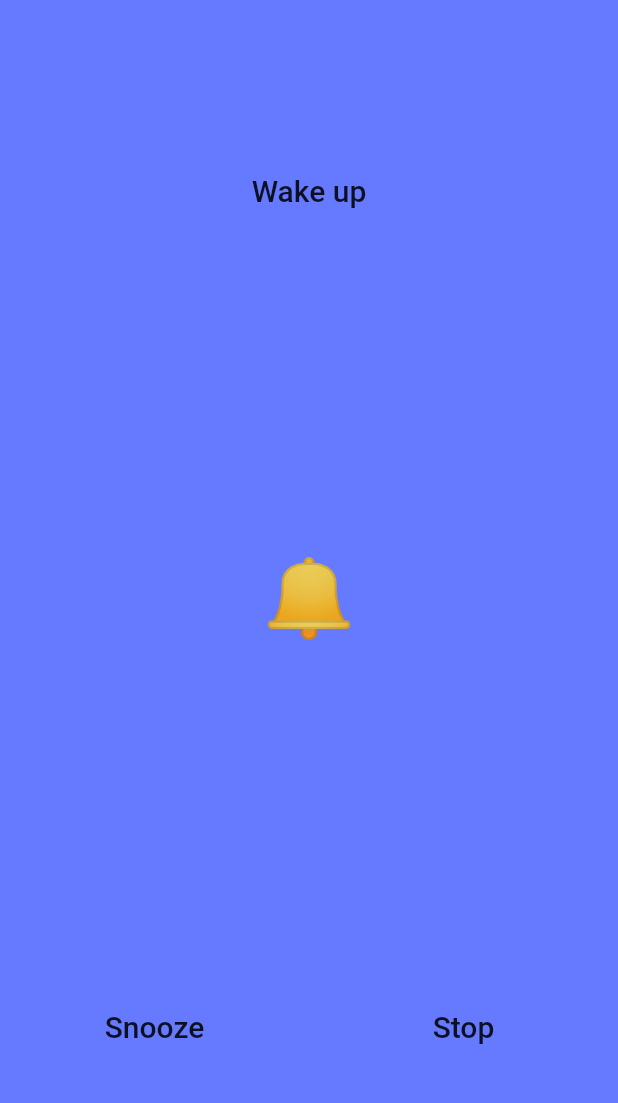
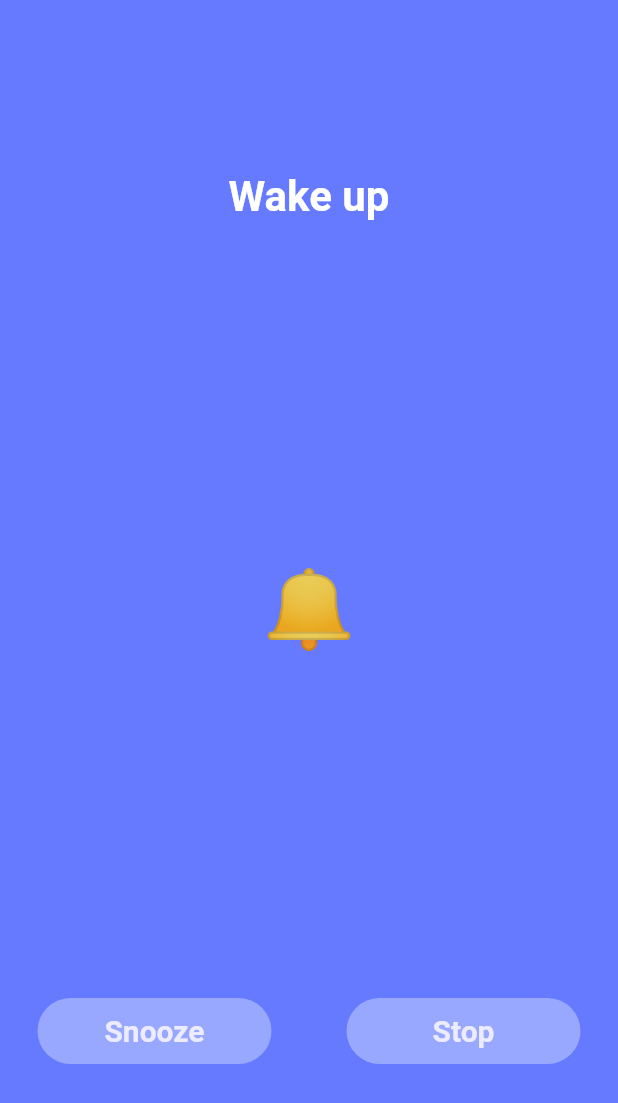
Before and after one commit to sharkeromi/alarm_app_riverpod, a Flutter app: the ExampleAlarmRingScreen screen opened directly, on a phone screen of 412 x 824 dp. Shown: the top 1103 px of the screen. Run offline on Flutter 3.47's test engine with Material 2 defaults, Android fonts, the phone set to English and light mode, and no system bars; our stand-ins replace file_picker, flutter_riverpod, go_router, shared_preferences; missing offline and left inert: alarm; accounts and stored records are empty.

Commit message:
Deletation complete

```diff
--- a/lib/const/colors.dart
+++ b/lib/const/colors.dart
@@ -4,6 +4,7 @@ const Color cTextPrimaryColor = Color(0xFF161B1D);
 const Color cTextSecondaryColor = Color(0xFF97999B);
 const Color cIconColor = Color(0xFF97999B);
 const Color cPasteColor = Color(0xFF38DDF1);
+const Color cPinkColor = Color(0xFFFAB2D8);
 const Color cPrimaryColor = Color(0xFF657AFF);
 const Color cSplashBackground = Color.fromARGB(255, 226, 224, 247);
 const Color cGradientLinearPrimaryColor = Color(0xFF546EF7);
@@ -21,6 +22,7 @@ const Color splashScreenBackground = Color(0xFFF5F3FD);
 
 //* new color
 const Color cPrimaryTintColor = Color(0xFF98A8FF);
+const Color cDisabledTextColor = Color.fromARGB(255, 205, 213, 254);
 const Color cBlueAccent = Color(0XFFECEBFF);
 const Color cBlueShade = Color(0XFFB8B1FF);
 
@@ -45,6 +47,7 @@ const kW8sizedBox = SizedBox(width: 8);
 const kW12sizedBox = SizedBox(width: 12);
 const kW16sizedBox = SizedBox(width: 16);
 const kW20sizedBox = SizedBox(width: 20);
+const kW60sizedBox = SizedBox(width: 60);
 
 const double kButtonHeight = 44.0;
 
--- a/lib/views/alarm_ring.dart
+++ b/lib/views/alarm_ring.dart
@@ -1,12 +1,12 @@
 import 'package:alarm/alarm.dart';
 import 'package:alarm_app_riverpod/const/colors.dart';
+import 'package:alarm_app_riverpod/widgets/custom_button.dart';
 import 'package:flutter/material.dart';
 
 class ExampleAlarmRingScreen extends StatelessWidget {
   final AlarmSettings? alarmSettings;
 
-  const ExampleAlarmRingScreen({Key? key,  this.alarmSettings})
-      : super(key: key);
+  const ExampleAlarmRingScreen({Key? key, this.alarmSettings}) : super(key: key);
 
   @override
   Widget build(BuildContext context) {
@@ -16,15 +16,18 @@ class ExampleAlarmRingScreen extends StatelessWidget {
         child: Column(
           mainAxisAlignment: MainAxisAlignment.spaceAround,
           children: [
-            Text(
+            const Text(
               "Wake up",
-              style: Theme.of(context).textTheme.titleLarge,
+              style: TextStyle(color: cWhiteColor, fontSize: 28, fontWeight: FontWeight.bold),
             ),
             const Text("🔔", style: TextStyle(fontSize: 50)),
             Row(
               mainAxisAlignment: MainAxisAlignment.spaceAround,
               children: [
-                RawMaterialButton(
+                CustomElevatedButton(
+                  isCircularHead: true,
+                  buttonWidth: (width / 2) - 50,
+                  buttonColor: cPrimaryTintColor,
                   onPressed: () {
                     final now = DateTime.now();
                     Alarm.set(
@@ -41,20 +44,18 @@ class ExampleAlarmRingScreen extends StatelessWidget {
                       ),
                     ).then((_) => Navigator.pop(context));
                   },
-                  child: Text(
-                    "Snooze",
-                    style: Theme.of(context).textTheme.titleLarge,
-                  ),
+                  label: "Snooze",
+                  textStyle: const TextStyle(color: cBlueAccent, fontSize: 20, fontWeight: FontWeight.bold),
                 ),
-                RawMaterialButton(
+                CustomElevatedButton(
+                  isCircularHead: true,
+                  buttonWidth: (width / 2) - 50,
+                  buttonColor: cPrimaryTintColor,
                   onPressed: () {
-                    Alarm.stop(alarmSettings!.id)
-                        .then((_) => Navigator.pop(context));
+                    Alarm.stop(alarmSettings!.id).then((_) => Navigator.pop(context));
                   },
-                  child: Text(
-                    "Stop",
-                    style: Theme.of(context).textTheme.titleLarge,
-                  ),
+                  textStyle: const TextStyle(color: cBlueAccent, fontSize: 20, fontWeight: FontWeight.bold),
+                  label: "Stop",
                 ),
               ],
             ),
```
Also changed, not shown: lib/controllers/sp_controller.dart (+22 -0 lines), lib/notifiers/set_alarm.dart (+35 -5 lines), lib/views/homePage.dart (+98 -19 lines), lib/views/set_alarm_page.dart (+8 -5 lines).
